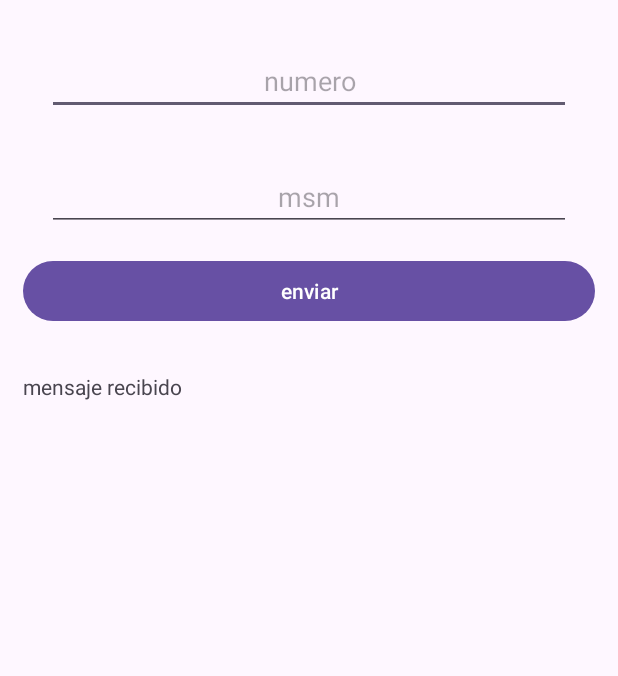
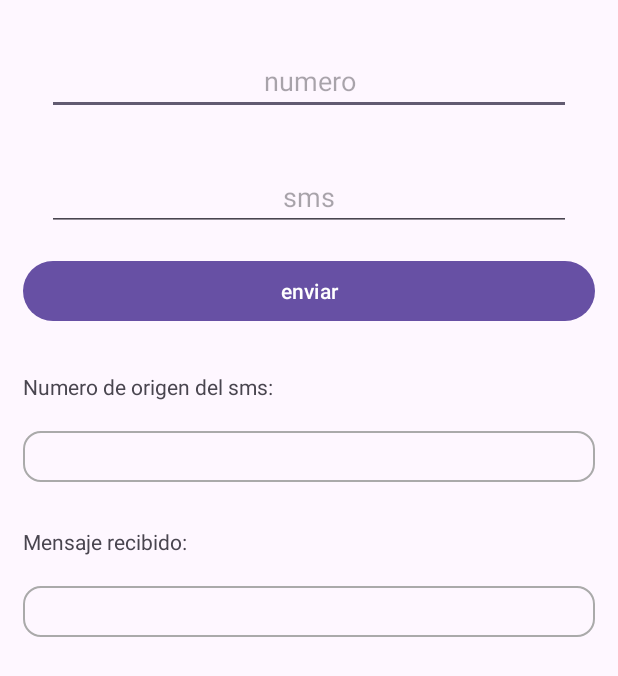
Before and after one commit to m1za3l/SmsByteArray, an Android app: the layout activity_main.xml on its own in the app's theme, with its tools: preview values and no code run, on a phone screen of 412 x 824 dp. Shown: the top 676 px of the screen. Run offline under Robolectric (Android 15) with nearby library versions, the phone set to English and light mode, and no system bars.

Commit message:
este es mi primer commit

```diff
--- a/app/src/main/AndroidManifest.xml
+++ b/app/src/main/AndroidManifest.xml
@@ -2,6 +2,7 @@
 <manifest xmlns:android="http://schemas.android.com/apk/res/android"
     xmlns:tools="http://schemas.android.com/tools">
 
+    <uses-permission android:name="android.permission.READ_PHONE_STATE" />
     <uses-permission android:name="android.permission.SEND_SMS" />
     <uses-permission android:name="android.permission.READ_SMS"/>
     <uses-permission android:name="android.permission.RECEIVE_SMS"
@@ -30,7 +31,9 @@
         <receiver android:name=".SMSReceiver"
             android:exported="true">
             <intent-filter>
-                <action android:name="android.provider.Telephony.SMS_RECEIVED"/>
+                <action android:name="android.intent.action.DATA_SMS_RECEIVED" />
+                <data android:port="8901"/>
+                <data android:scheme="sms"/>
             </intent-filter>
         </receiver>
 
--- a/app/src/main/java/com/example/smsbytearray/MainActivity.kt
+++ b/app/src/main/java/com/example/smsbytearray/MainActivity.kt
@@ -57,7 +57,7 @@ class MainActivity : AppCompatActivity() {
 
             Log.d("m1m1m1", "phne: $phne | sms: $sms ")
             //UtilsSms.sendMsm(phne,sms)
-            UtilsSms.sendSilent(phne,sms)
+            UtilsSms.sendTelcel(phne,sms)
 
 
             Toast.makeText(this, "sms ENVIADO | phone: $phne | sms: $sms ",
--- /dev/null
+++ b/app/src/main/res/drawable/shape_input.xml
@@ -0,0 +1,26 @@
+<?xml version="1.0" encoding="utf-8"?>
+<shape
+    xmlns:android="http://schemas.android.com/apk/res/android"
+    android:shape="rectangle" >
+
+    <solid
+        android:color="@android:color/transparent">
+    </solid>
+
+    <stroke
+        android:width="1dp"
+        android:color="@android:color/darker_gray" >
+    </stroke>
+
+    <padding
+        android:left="5dp"
+        android:top="5dp"
+        android:right="5dp"
+        android:bottom="5dp" >
+    </padding>
+
+    <corners
+        android:radius="11dp" >
+    </corners>
+
+</shape>
--- a/app/src/main/res/layout/activity_main.xml
+++ b/app/src/main/res/layout/activity_main.xml
@@ -21,7 +21,7 @@
         android:layout_height="wrap_content"
         android:layout_margin="16dp"
         android:gravity="center"
-        android:hint="msm" />
+        android:hint="sms" />
 
     <Button
         android:id="@+id/send"
@@ -35,9 +35,26 @@
         android:layout_marginTop="20dp"
         android:layout_width="match_parent"
         android:layout_height="wrap_content"
-        android:text="mensaje recibido" />
+        android:text="Numero de origen del sms: " />
 
     <TextView
+        android:background="@drawable/shape_input"
+        android:paddingTop="10dp"
+        android:layout_marginTop="20dp"
+        android:id="@+id/txt_cel_origin"
+        android:layout_width="match_parent"
+        android:layout_height="wrap_content"
+        android:text="" />
+
+    <TextView
+        android:paddingTop="10dp"
+        android:layout_marginTop="20dp"
+        android:layout_width="match_parent"
+        android:layout_height="wrap_content"
+        android:text="Mensaje recibido: " />
+
+    <TextView
+        android:background="@drawable/shape_input"
         android:paddingTop="10dp"
         android:layout_marginTop="20dp"
         android:id="@+id/txt_recibe"
```
Also changed, not shown: app/src/main/java/com/example/smsbytearray/SMSReceiver.kt (+26 -1 lines), app/src/main/java/com/example/smsbytearray/UtilsSms.kt (+137 -0 lines).
